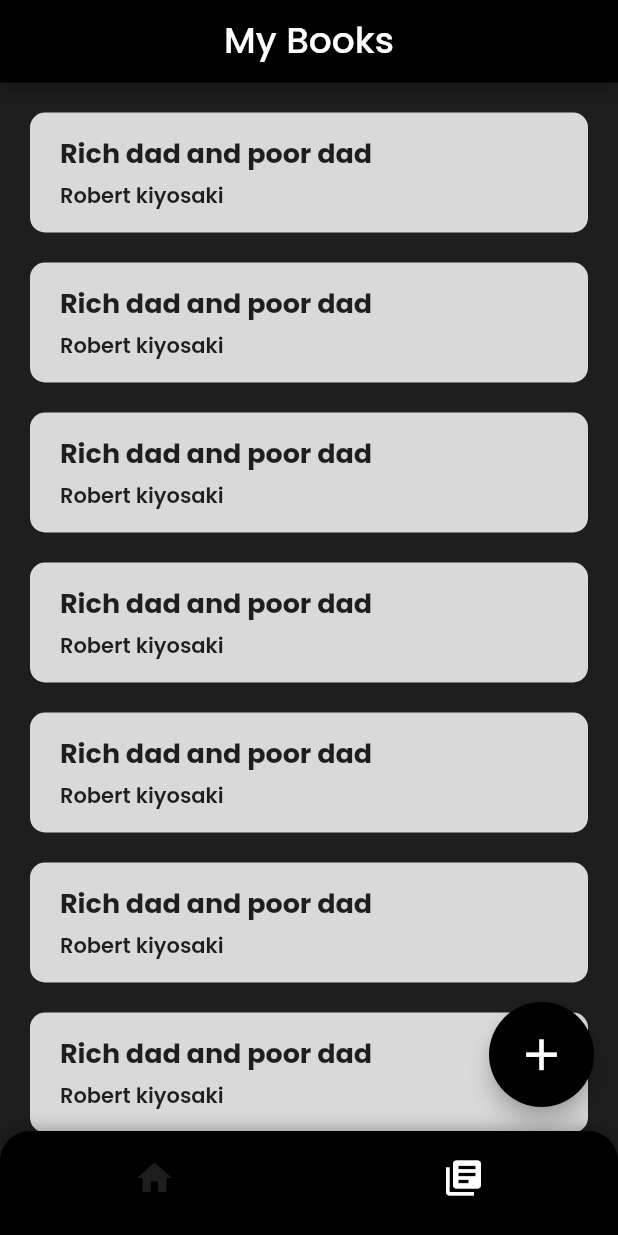
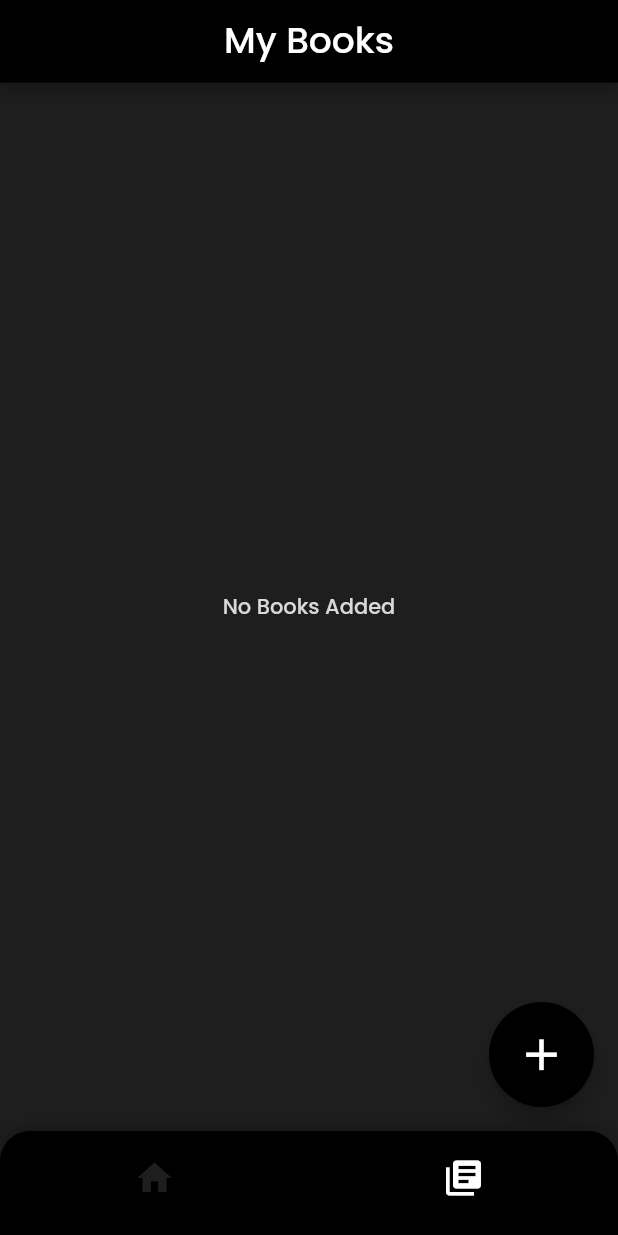
Before and after one commit to ashmil19/Book-Tracker, a Flutter app: the screen it shows after launch, item 2 of the bottom bar chosen, on a phone screen of 412 x 824 dp. Run offline on Flutter 3.47's test engine with Material 2 defaults, Android fonts, the phone set to English and light mode, and no system bars; our stand-ins replace bloc, flutter_bloc, freezed_annotation, get_it, google_fonts, hive_flutter and 1 more; accounts and stored records are empty.

Commit message:
add and get book logic added

```diff
--- a/lib/application/library/library_bloc.dart
+++ b/lib/application/library/library_bloc.dart
@@ -1,4 +1,6 @@
 import 'package:bloc/bloc.dart';
+import 'package:book_tracker/domain/library/library_service.dart';
+import 'package:book_tracker/domain/main_page/hive_models/book.dart';
 import 'package:freezed_annotation/freezed_annotation.dart';
 import 'package:injectable/injectable.dart';
 
@@ -8,10 +10,32 @@ part 'library_bloc.freezed.dart';
 
 @injectable
 class LibraryBloc extends Bloc<LibraryEvent, LibraryState> {
-  LibraryBloc() : super(_Initial()) {
-    on<AddBookEvent>((event, emit) {
-      print('bookname : ${event.bookName}');
-      print('authorname : ${event.authorName}');
+  final LibraryService libraryService;
+  LibraryBloc(this.libraryService) : super(LibraryState.initial()) {
+    on<AddBookEvent>((event, emit) async {
+      final _book = BookModel(
+        bookName: event.bookName,
+        authorName: event.authorName,
+        bookStatus: BookStatus.toRead,
+      );
+      final bookResp = await libraryService.addBook(bookModel: _book);
+    });
+
+    on<GetAllBooksEvent>((event, emit) async {
+      // send loading to ui
+
+      emit(const LibraryState(
+        bookList: [],
+        onLoading: true,
+      ));
+      // get the list of books
+      final _bookList = await libraryService.getAllBooks();
+
+      // send booklist to ui
+      emit(LibraryState(
+        bookList: _bookList,
+        onLoading: false,
+      ));
     });
   }
 }
--- a/lib/application/library/library_event.dart
+++ b/lib/application/library/library_event.dart
@@ -6,4 +6,5 @@ class LibraryEvent with _$LibraryEvent {
     required String bookName,
     required String authorName,
   }) = AddBookEvent;
+  const factory LibraryEvent.getAllBooksEvent() = GetAllBooksEvent;
 }
--- a/lib/application/library/library_state.dart
+++ b/lib/application/library/library_state.dart
@@ -2,5 +2,13 @@ part of 'library_bloc.dart';
 
 @freezed
 class LibraryState with _$LibraryState {
-  const factory LibraryState.initial() = _Initial;
+  const factory LibraryState({
+    required List<BookModel> bookList,
+    required bool onLoading,
+  }) = _Initial;
+
+  factory LibraryState.initial() => const LibraryState(
+        bookList: [],
+        onLoading: false,
+      );
 }
--- /dev/null
+++ b/lib/domain/library/library_service.dart
@@ -0,0 +1,6 @@
+import 'package:book_tracker/domain/main_page/hive_models/book.dart';
+
+abstract class LibraryService {
+  Future<BookModel> addBook({required BookModel bookModel});
+  Future<List<BookModel>> getAllBooks();
+}
--- a/lib/presentation/home/widgets/currently_reading.dart
+++ b/lib/presentation/home/widgets/currently_reading.dart
@@ -19,6 +19,8 @@ class CurrentlyReading extends StatelessWidget {
       body: ListView.separated(
         padding: const EdgeInsets.all(20),
         itemBuilder: (context, index) => BookTileWidget(
+          authorName: 'test book',
+          bookName: 'test author',
           onTap: () => HomeBottomSheet(context),
         ),
         separatorBuilder: (context, index) => kHeight20,
--- a/lib/presentation/home/widgets/finished.dart
+++ b/lib/presentation/home/widgets/finished.dart
@@ -19,6 +19,8 @@ class Finished extends StatelessWidget {
       body: ListView.separated(
         padding: const EdgeInsets.all(20),
         itemBuilder: (context, index) => BookTileWidget(
+          authorName: 'test book',
+          bookName: 'test author',
           onTap: () => HomeBottomSheet(context),
         ),
         separatorBuilder: (context, index) => kHeight20,
--- a/lib/presentation/library/screen_library.dart
+++ b/lib/presentation/library/screen_library.dart
@@ -1,3 +1,4 @@
+import 'package:book_tracker/application/library/library_bloc.dart';
 import 'package:book_tracker/core/colors.dart';
 import 'package:book_tracker/core/constants.dart';
 import 'package:book_tracker/presentation/library/widgets/add_book.dart';
@@ -5,12 +6,16 @@ import 'package:book_tracker/presentation/library/widgets/library_bottom_sheet.d
 import 'package:book_tracker/presentation/widgets/appbar_widget.dart';
 import 'package:book_tracker/presentation/widgets/book_tile_widget.dart';
 import 'package:flutter/material.dart';
+import 'package:flutter_bloc/flutter_bloc.dart';
 
 class ScreenLibrary extends StatelessWidget {
   const ScreenLibrary({super.key});
 
   @override
   Widget build(BuildContext context) {
+    WidgetsBinding.instance.addPostFrameCallback((_) {
+      context.read<LibraryBloc>().add(const GetAllBooksEvent());
+    });
     return Scaffold(
       appBar: PreferredSize(
         preferredSize: const Size.fromHeight(55),
@@ -19,13 +24,31 @@ class ScreenLibrary extends StatelessWidget {
           isBackButton: false,
         ),
       ),
-      body: ListView.separated(
-        padding: const EdgeInsets.all(20),
-        itemBuilder: (context, index) => BookTileWidget(
-          onTap: () => LibraryBottomSheet(context),
-        ),
-        separatorBuilder: (context, index) => kHeight20,
-        itemCount: 15,
+      body: BlocBuilder<LibraryBloc, LibraryState>(
+        builder: (context, state) {
+          return state.onLoading
+              ? const Center(child: CircularProgressIndicator(strokeWidth: 2))
+              : state.bookList.isEmpty
+                  ? const Center(
+                      child: Text(
+                        "No Books Added",
+                        style: TextStyle(
+                          color: defaultColor,
+                          fontWeight: FontWeight.w500,
+                        ),
+                      ),
+                    )
+                  : ListView.separated(
+                      padding: const EdgeInsets.all(20),
+                      itemBuilder: (context, index) => BookTileWidget(
+                        bookName: state.bookList[index].bookName,
+                        authorName: state.bookList[index].authorName,
+                        onTap: () => LibraryBottomSheet(context),
+                      ),
+                      separatorBuilder: (context, index) => kHeight20,
+                      itemCount: state.bookList.length,
+                    );
+        },
       ),
       floatingActionButton: SizedBox(
         height: 70,
--- a/lib/presentation/library/widgets/add_book.dart
+++ b/lib/presentation/library/widgets/add_book.dart
@@ -46,6 +46,10 @@ class AddBook extends StatelessWidget {
                               bookName: _bookName,
                               authorName: _authorName,
                             ));
+                        context
+                            .read<LibraryBloc>()
+                            .add(const GetAllBooksEvent());
+                        Navigator.of(context).pop();
                       }
                     },
                   ),
--- a/lib/presentation/widgets/book_tile_widget.dart
+++ b/lib/presentation/widgets/book_tile_widget.dart
@@ -4,9 +4,13 @@ import 'package:flutter/material.dart';
 
 class BookTileWidget extends StatelessWidget {
   final onTap;
+  final String bookName;
+  final String authorName;
   const BookTileWidget({
     Key? key,
     required this.onTap,
+    required this.bookName,
+    required this.authorName,
   }) : super(key: key);
 
   @override
@@ -23,20 +27,20 @@ class BookTileWidget extends StatelessWidget {
           child: Column(
             mainAxisAlignment: MainAxisAlignment.center,
             crossAxisAlignment: CrossAxisAlignment.start,
-            children: const [
+            children: [
               Text(
-                "Rich dad and poor dad",
+                bookName,
                 overflow: TextOverflow.ellipsis,
-                style: TextStyle(
+                style: const TextStyle(
                   fontSize: 18,
                   fontWeight: FontWeight.bold,
                 ),
               ),
               kHeight5,
               Text(
-                "Robert kiyosaki",
+                authorName,
                 overflow: TextOverflow.ellipsis,
-                style: TextStyle(
+                style: const TextStyle(
                   fontSize: 14,
                   fontWeight: FontWeight.w600,
                 ),
```
Also changed, not shown: lib/infrastructure/library/library_impl.dart (added, +25 -0 lines), lib/presentation/home/widgets/to_read.dart (+5 -2 lines), lib/application/library/library_bloc.freezed.dart, lib/domain/core/di/injectable.config.dart.
